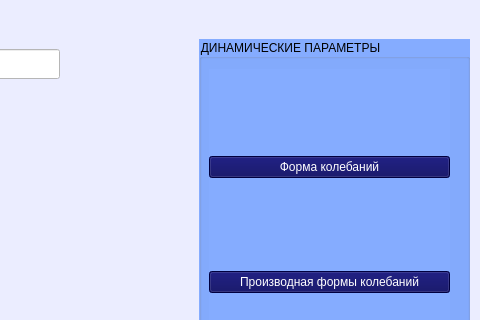
Old version of the form Rocket_Flying-main/mainwindow.ui in the repository VladimirSmetana/BalDyn; both pictures show x 791 to 1271 and y 0 to 320 of the 1271 by 650 pixel window.
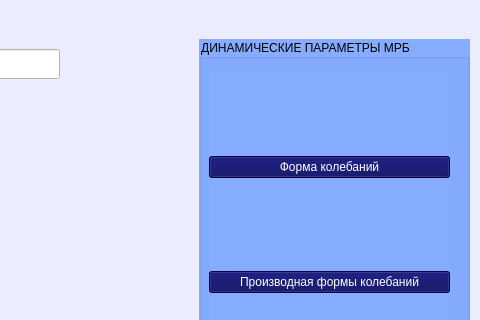
New version of the form. Custom widgets are drawn as their Qt base class.

```diff
--- a/Rocket_Flying-main/mainwindow.ui
+++ b/Rocket_Flying-main/mainwindow.ui
@@ -722,7 +722,7 @@
 color: black;</string>
     </property>
     <property name="title">
-     <string>ДИНАМИЧЕСКИЕ ПАРАМЕТРЫ</string>
+     <string>ДИНАМИЧЕСКИЕ ПАРАМЕТРЫ МРБ</string>
     </property>
     <property name="flat">
      <bool>false</bool>
```
